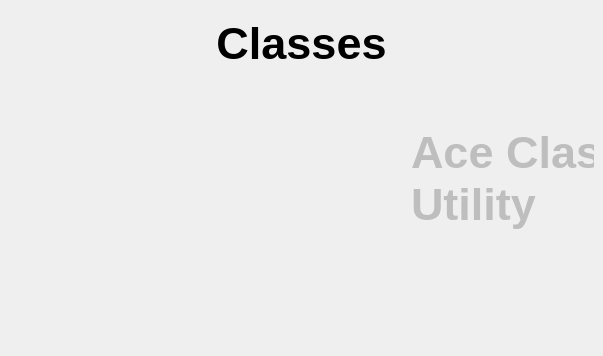
Qt form AceClassUtility/aceclassutility.ui (acedron/ace-class-utility) before a commit.
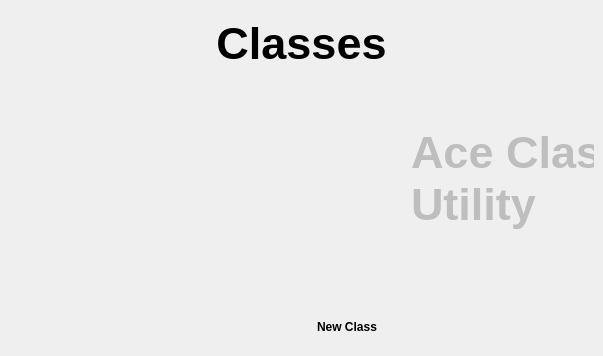
The same form after that commit. Icons and pictures are not drawn.

```diff
--- a/AceClassUtility/aceclassutility.ui
+++ b/AceClassUtility/aceclassutility.ui
@@ -10,6 +10,12 @@
     <height>356</height>
    </rect>
   </property>
+  <property name="minimumSize">
+   <size>
+    <width>603</width>
+    <height>356</height>
+   </size>
+  </property>
   <property name="maximumSize">
    <size>
     <width>603</width>
@@ -30,6 +36,12 @@
     <normaloff>:/icons/icon.png</normaloff>:/icons/icon.png</iconset>
   </property>
   <widget class="QWidget" name="mainMenu">
+   <property name="minimumSize">
+    <size>
+     <width>603</width>
+     <height>356</height>
+    </size>
+   </property>
    <property name="maximumSize">
     <size>
      <width>603</width>
@@ -166,8 +178,41 @@
          </property>
         </spacer>
        </item>
-       <item row="1" column="0">
-        <layout class="QVBoxLayout" name="classes"/>
+       <item row="3" column="0">
+        <layout class="QHBoxLayout" name="newClassLayout">
+         <item>
+          <spacer name="horizontalSpacer">
+           <property name="orientation">
+            <enum>Qt::Horizontal</enum>
+           </property>
+           <property name="sizeHint" stdset="0">
+            <size>
+             <width>40</width>
+             <height>20</height>
+            </size>
+           </property>
+          </spacer>
+         </item>
+         <item>
+          <widget class="QPushButton" name="newClassButton">
+           <property name="font">
+            <font>
+             <weight>75</weight>
+             <bold>true</bold>
+            </font>
+           </property>
+           <property name="text">
+            <string>New Class</string>
+           </property>
+           <property name="icon">
+            <iconset theme="add"/>
+           </property>
+           <property name="flat">
+            <bool>true</bool>
+           </property>
+          </widget>
+         </item>
+        </layout>
        </item>
       </layout>
      </widget>
```
Left out of the diff: 7 changed lines with no effect on the pictures.
